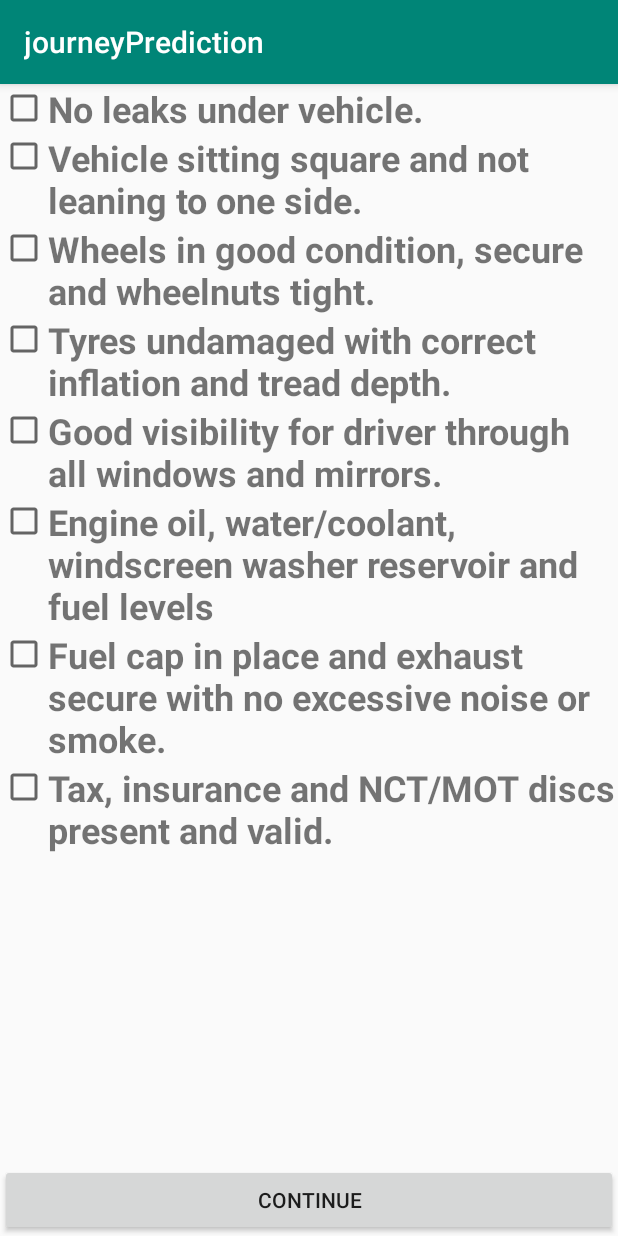
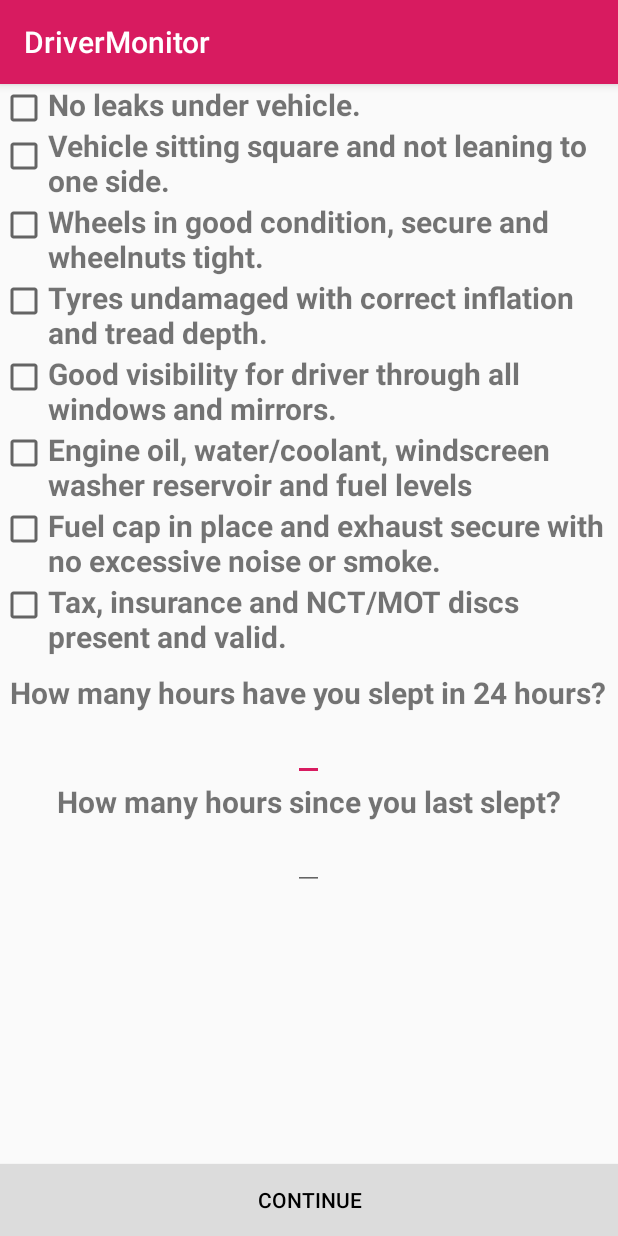
Before and after one commit to niallbuckley/JourneySafety, an Android app: the CheckList screen opened directly, with no data from a screen before it, on a phone screen of 412 x 824 dp. Run offline under Robolectric (Android 15) with nearby library versions, the phone set to English and light mode, and no system bars.

Commit message:
Design updates

```diff
--- a/app/src/main/java/com/gmail/buckleyniall100/myapplication/CheckList.java
+++ b/app/src/main/java/com/gmail/buckleyniall100/myapplication/CheckList.java
@@ -7,6 +7,7 @@ import android.os.Bundle;
 import android.view.View;
 import android.widget.Button;
 import android.widget.CheckBox;
+import android.widget.EditText;
 
 import org.json.JSONException;
 import org.json.JSONObject;
@@ -30,6 +31,11 @@ public class CheckList extends AppCompatActivity implements View.OnClickListener
     private CheckBox checkBox7;
     private CheckBox checkBox8;
     String data = "";
+    EditText hoursSlept;
+    EditText hoursSinceSlept;
+    private int ticked;
+    private int intHoursSinceSlept;
+    private int intHoursSlept;
 
     @Override
     protected void onCreate(Bundle savedInstanceState) {
@@ -49,19 +55,38 @@ public class CheckList extends AppCompatActivity implements View.OnClickListener
         checkBox6 = (CheckBox) findViewById(R.id.check_box6);
         checkBox7 = (CheckBox) findViewById(R.id.check_box7);
         checkBox8 = (CheckBox) findViewById(R.id.check_box8);
+
+        hoursSlept = (EditText) findViewById(R.id.input1);
+        hoursSinceSlept = (EditText) findViewById(R.id.input2);
     }
 
     @Override
     public void onClick(View v) {
         switch (v.getId()){
             case R.id.the_button:
+                userSleepTime();
                 System.out.println("Number Ticked: " + getNumberTicked());
                 int ticked = getNumberTicked();
-                Intent i = new Intent(CheckList.this, SleepTime.class);
-                i.putExtra("key", ticked);
+                Intent i = new Intent(CheckList.this, MapsActivity.class);
+                Bundle extras = new Bundle();
+                extras.putInt("numTicked",ticked);
+                extras.putInt("hoursSlept", intHoursSlept);
+                extras.putInt("hoursSinceSlept", intHoursSinceSlept);
+                i.putExtras(extras);
                 startActivity(i);
                 //startActivity(new Intent(this, SleepTime.class));
                 break;
+        }
+    }
+
+    private void userSleepTime() {
+        intHoursSlept = Integer.parseInt(hoursSlept.getText().toString());
+        intHoursSinceSlept = Integer.parseInt(hoursSinceSlept.getText().toString());
+        if(intHoursSlept > 24){
+
+        }
+        if(intHoursSinceSlept > 24){
+
         }
     }
 
--- a/app/src/main/res/layout/activity_check_list.xml
+++ b/app/src/main/res/layout/activity_check_list.xml
@@ -18,7 +18,7 @@
         android:layout_height="wrap_content"
         android:layout_toRightOf="@+id/check_box1"
         android:text = "@string/checkBox1"
-        android:textSize = "24sp"
+        android:textSize = "20sp"
         android:textStyle="bold"/>
 
     <CheckBox
@@ -35,7 +35,7 @@
         android:layout_toRightOf="@+id/check_box2"
         android:layout_below="@+id/rule1"
         android:text = "@string/checkBox2"
-        android:textSize = "24sp"
+        android:textSize = "20sp"
         android:textStyle="bold"/>
 
     <CheckBox
@@ -52,7 +52,7 @@
         android:layout_toRightOf="@+id/check_box3"
         android:layout_below="@+id/rule2"
         android:text = "@string/checkBox3"
-        android:textSize = "24sp"
+        android:textSize = "20sp"
         android:textStyle="bold"/>
 
     <CheckBox
@@ -69,7 +69,7 @@
         android:layout_toRightOf="@+id/check_box4"
         android:layout_below="@+id/rule3"
         android:text = "@string/checkBox4"
-        android:textSize = "24sp"
+        android:textSize = "20sp"
         android:textStyle="bold"/>
 
     <CheckBox
@@ -86,7 +86,7 @@
         android:layout_toRightOf="@+id/check_box5"
         android:layout_below="@+id/rule4"
         android:text = "@string/checkBox5"
-        android:textSize = "24sp"
+        android:textSize = "20sp"
         android:textStyle="bold"/>
 
 
@@ -104,7 +104,7 @@
         android:layout_toRightOf="@+id/check_box6"
         android:layout_below="@+id/rule5"
         android:text = "@string/checkBox6"
-        android:textSize = "24sp"
+        android:textSize = "20sp"
         android:textStyle="bold"/>
 
     <CheckBox
@@ -121,7 +121,7 @@
         android:layout_toRightOf="@+id/check_box7"
         android:layout_below="@+id/rule6"
         android:text = "@string/checkBox7"
-        android:textSize = "24sp"
+        android:textSize = "20sp"
         android:textStyle="bold"/>
 
     <CheckBox
@@ -138,13 +138,52 @@
         android:layout_toRightOf="@+id/check_box8"
         android:layout_below="@+id/rule7"
         android:text = "@string/checkBox8"
-        android:textSize = "24sp"
+        android:textSize = "20sp"
         android:textStyle="bold"/>
+
+    <TextView
+        android:id="@+id/text1"
+        android:layout_width="wrap_content"
+        android:layout_height="wrap_content"
+        android:textSize = "20sp"
+        android:layout_below="@+id/rule8"
+        android:layout_centerHorizontal="true"
+        android:layout_marginTop="10dp"
+        android:textStyle="bold"
+        android:text="How many hours have you slept in 24 hours?"/>
+
+    <EditText
+        android:id="@+id/input1"
+        android:layout_width="wrap_content"
+        android:layout_height="wrap_content"
+        android:layout_below="@+id/text1"
+        android:layout_centerHorizontal="true"
+        android:inputType="number" />
+
+    <TextView
+        android:id="@+id/text2"
+        android:layout_width="wrap_content"
+        android:layout_height="wrap_content"
+        android:layout_centerHorizontal="true"
+        android:textSize = "20sp"
+        android:text="How many hours since you last slept?"
+        android:textStyle="bold"
+        android:layout_below="@+id/input1"/>
+
+    <EditText
+        android:id="@+id/input2"
+        android:layout_width="wrap_content"
+        android:layout_height="wrap_content"
+        android:layout_below="@+id/text2"
+        android:layout_centerHorizontal="true"
+        android:inputType="number"  />
 
     <Button
         android:id="@+id/the_button"
         android:layout_width="match_parent"
         android:layout_height="wrap_content"
+        android:background="#DCDCDC"
+        android:textColor="@android:color/black"
         android:text="Continue"
         android:layout_alignParentBottom="true" />
 
--- a/app/src/main/res/layout/activity_file_download.xml
+++ b/app/src/main/res/layout/activity_file_download.xml
@@ -20,7 +20,6 @@
         android:text="Predicted Score: "
         android:layout_below="@+id/text1"/>
 
-    <!--
     <TextView
         android:id="@+id/predicted_score"
         android:layout_width="wrap_content"
@@ -31,7 +30,6 @@
         android:typeface="sans"
         android:hint="Predicted score"
         android:layout_below="@+id/text2"/>
-        -->
 
     <Button
         android:id="@+id/save_button"
--- a/app/src/main/res/values/strings.xml
+++ b/app/src/main/res/values/strings.xml
@@ -1,5 +1,5 @@
 <resources>
-    <string name="app_name">journeyPrediction</string>
+    <string name="app_name">DriverMonitor</string>
 
 
     <string name="title_start">Start</string>
@@ -41,4 +41,5 @@
     </string-array>
     <!-- TODO: Remove or change this placeholder text -->
     <string name="hello_blank_fragment">Hello blank fragment</string>
+    <string name="start_fragment_info">Tap Start before you begin driving!</string>
 </resources>
--- a/app/src/main/res/values/styles.xml
+++ b/app/src/main/res/values/styles.xml
@@ -3,7 +3,7 @@
     <!-- Base application theme. -->
     <style name="AppTheme" parent="Theme.AppCompat.Light.DarkActionBar">
         <!-- Customize your theme here. -->
-        <item name="colorPrimary">@color/colorPrimary</item>
+        <item name="colorPrimary">@color/colorAccent</item>
         <item name="colorPrimaryDark">@color/colorPrimaryDark</item>
         <item name="colorAccent">@color/colorAccent</item>
     </style>
```
Also changed, not shown: app/src/main/AndroidManifest.xml (+7 -7 lines), app/src/main/java/com/gmail/buckleyniall100/myapplication/fetchData.java (+8 -3 lines), app/src/main/java/com/gmail/buckleyniall100/myapplication/fileDownload.java (+4 -4 lines), app/src/main/res/drawable/start_button_design.xml (added, +12 -0 lines), app/src/main/res/layout/activity_sleep_time.xml (+11 -3 lines), app/src/main/res/layout/fragment_start_journey.xml (+14 -7 lines).
